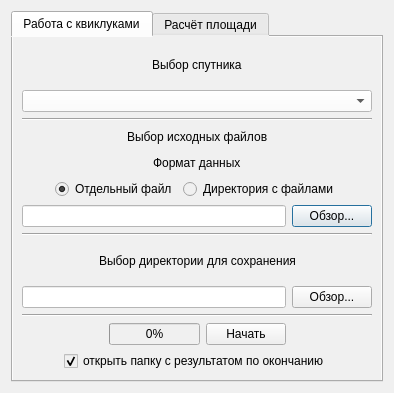
Before: the Qt Designer form helper_main_dialog_base.ui in bazzile/helper, drawn with Qt 5.
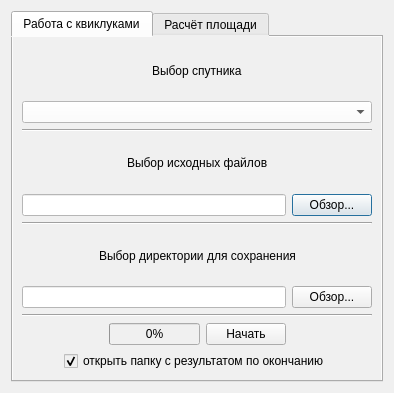
After: the same form once the commit is applied.

Commit message: убран файловый диалог

```diff
--- a/helper_main_dialog_base.ui
+++ b/helper_main_dialog_base.ui
@@ -127,100 +127,6 @@
            </item>
           </layout>
          </item>
-         <item>
-          <layout class="QVBoxLayout" name="verticalLayout_5">
-           <item>
-            <layout class="QHBoxLayout" name="horizontalLayout_6">
-             <item>
-              <spacer name="horizontalSpacer_11">
-               <property name="orientation">
-                <enum>Qt::Horizontal</enum>
-               </property>
-               <property name="sizeHint" stdset="0">
-                <size>
-                 <width>40</width>
-                 <height>20</height>
-                </size>
-               </property>
-              </spacer>
-             </item>
-             <item>
-              <widget class="QLabel" name="FORMATLabel">
-               <property name="text">
-                <string>Формат данных</string>
-               </property>
-              </widget>
-             </item>
-             <item>
-              <spacer name="horizontalSpacer_12">
-               <property name="orientation">
-                <enum>Qt::Horizontal</enum>
-               </property>
-               <property name="sizeHint" stdset="0">
-                <size>
-                 <width>40</width>
-                 <height>20</height>
-                </size>
-               </property>
-              </spacer>
-             </item>
-            </layout>
-           </item>
-           <item>
-            <layout class="QHBoxLayout" name="horizontalLayout_7">
-             <item>
-              <spacer name="horizontalSpacer_13">
-               <property name="orientation">
-                <enum>Qt::Horizontal</enum>
-               </property>
-               <property name="sizeHint" stdset="0">
-                <size>
-                 <width>40</width>
-                 <height>20</height>
-                </size>
-               </property>
-              </spacer>
-             </item>
-             <item>
-              <widget class="QRadioButton" name="SINGLE_radioButton">
-               <property name="enabled">
-                <bool>true</bool>
-               </property>
-               <property name="text">
-                <string>Отдельный файл</string>
-               </property>
-               <property name="checkable">
-                <bool>true</bool>
-               </property>
-               <property name="checked">
-                <bool>true</bool>
-               </property>
-              </widget>
-             </item>
-             <item>
-              <widget class="QRadioButton" name="BATCH_radioButton">
-               <property name="text">
-                <string>Директория с файлами</string>
-               </property>
-              </widget>
-             </item>
-             <item>
-              <spacer name="horizontalSpacer_14">
-               <property name="orientation">
-                <enum>Qt::Horizontal</enum>
-               </property>
-               <property name="sizeHint" stdset="0">
-                <size>
-                 <width>40</width>
-                 <height>20</height>
-                </size>
-               </property>
-              </spacer>
-             </item>
-            </layout>
-           </item>
-          </layout>
-         </item>
          <item>
           <layout class="QHBoxLayout" name="horizontalLayout_8">
            <item>
```
